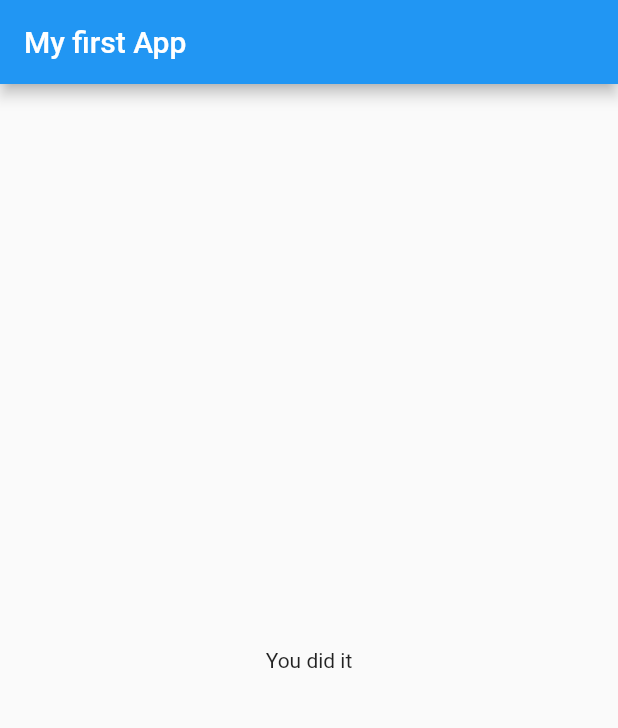
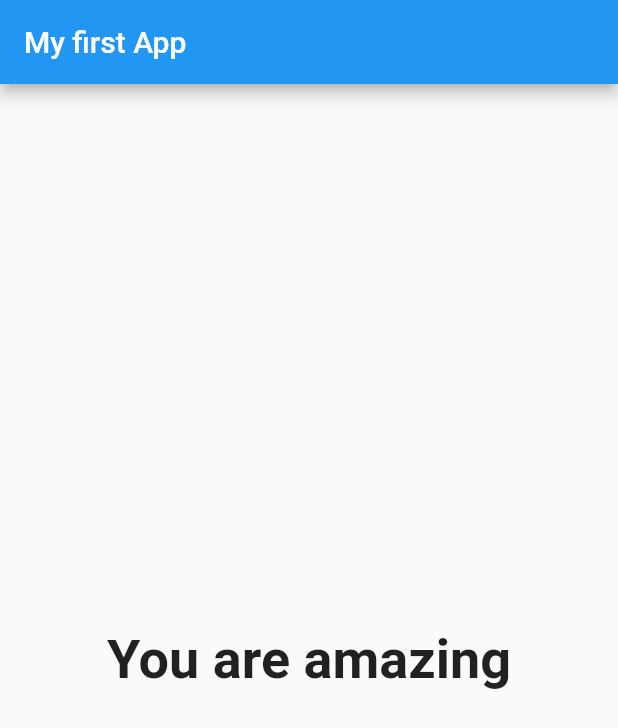
Before and after one commit to Zwennsch/flutterTutorialAcademind, a Flutter app: the screen it shows after launch, after a tap on "Blue", after a tap on "Werder", after a tap on "Tiger", on a phone screen of 412 x 824 dp. Shown: the top 728 px of the screen. Run offline on Flutter 3.47's test engine with Material 2 defaults, Android fonts, the phone set to English and light mode, and no system bars.

Commit message:
changed answers into maps and created quiz and result widgets

```diff
--- a/lib/main.dart
+++ b/lib/main.dart
@@ -1,4 +1,5 @@
 import 'package:flutter/material.dart';
+import 'package:flutter_complete_guide/result.dart';
 
 import 'quiz.dart';
 
@@ -15,21 +16,36 @@ class MyApp extends StatefulWidget {
 
 class _MyAppState extends State<MyApp> {
   var _questionIndex = 0;
+  var _totalScore = 0;
   final _questions = const [
     {
       'questionText': 'What\'s your favourite color?',
-      'answers': ['Blue', 'Green', 'Purple', 'Yellow']
+      'answers': [
+        {'text': 'Blue', 'score': 10},
+        {'text': 'Green', 'score': 12},
+        {'text': 'Purple', 'score': 1},
+        {'text': 'Yellow', 'score': 3},
+      ]
     },
     {
       'questionText': 'What is your favourite football team?',
-      'answers': ['Werder', 'BVB', 'HSV']
+      'answers': [
+        {'text': 'Werder', 'score': 20},
+        {'text': 'BVB', 'score': 10},
+        {'text': 'HSV', 'score': 0},
+      ]
     },
     {
       'questionText': 'What is your favourite animal?',
-      'answers': ['Lion', 'Tiger', 'Dog']
+      'answers': [
+        {'text': 'Lion', 'score': 15},
+        {'text': 'Tiger', 'score': 10},
+        {'text': 'Dog', 'score': 15},
+      ]
     },
   ];
-  void _answerQuestion() {
+  void _answerQuestion(int score) {
+    _totalScore += score;
     setState(() {
       _questionIndex++;
     });
@@ -54,9 +70,7 @@ class _MyAppState extends State<MyApp> {
                 questionIndex: _questionIndex,
                 questions: _questions,
               )
-            : Center(
-                child: Text("You did it"),
-              ),
+            : Result(_totalScore),
       ),
     );
   }
--- a/lib/quiz.dart
+++ b/lib/quiz.dart
@@ -18,8 +18,8 @@ class Quiz extends StatelessWidget {
     return Column(
       children: [
         Question(questions[questionIndex]['questionText']),
-        ...(questions[questionIndex]['answers'] as List<String>).map((answer) {
-          return Answer(answerQuestion, answer);
+        ...(questions[questionIndex]['answers'] as List<Map<String, Object>>).map((answer) {
+          return Answer(() => answerQuestion(answer['score']), answer['text']);
         }).toList()
       ],
     );
--- a/lib/result.dart
+++ b/lib/result.dart
@@ -0,0 +1,27 @@
+import 'package:flutter/material.dart';
+
+class Result extends StatelessWidget {
+  final int resultScore;
+
+  String get resultPhrase {
+    String resultText;
+    if (resultScore <= 8) {
+      resultText = 'You are OK';
+    } else {
+      resultText = 'You are amazing';
+    }
+    return resultText;
+  }
+
+  Result(this.resultScore);
+  @override
+  Widget build(BuildContext context) {
+    return Center(
+      child: Text(
+        resultPhrase,
+        style: TextStyle(fontSize: 36, fontWeight: FontWeight.bold),
+        textAlign: TextAlign.center,
+      ),
+    );
+  }
+}
```
